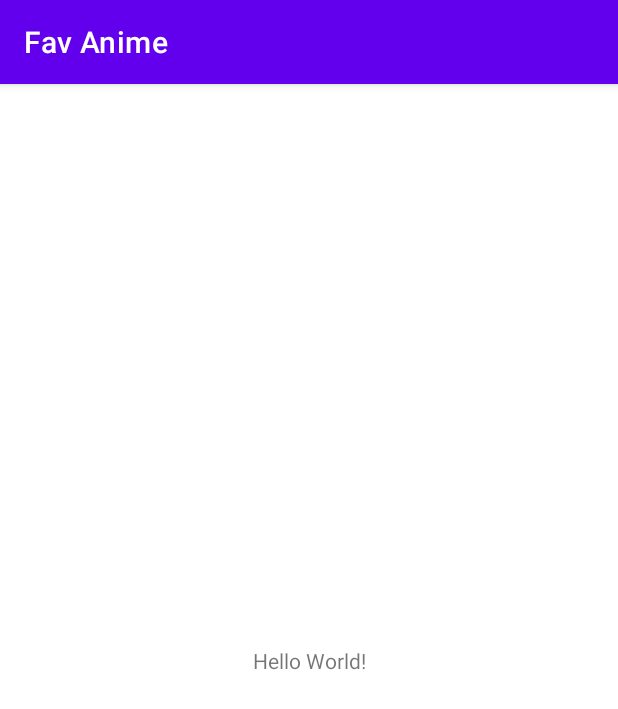
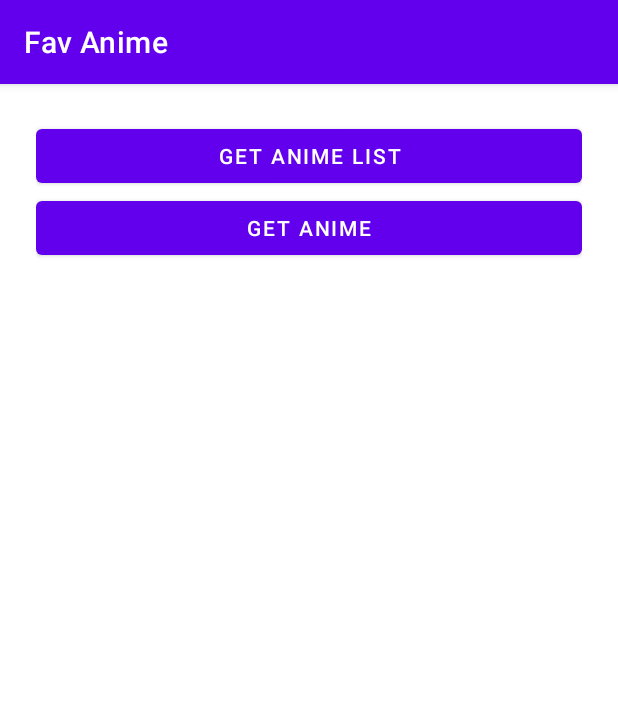
Before and after one commit to Singularity-Coder/Instaflix, an Android app: the screen it shows after launch (MainActivity), on a phone screen of 412 x 824 dp. Shown: the top 709 px of the screen. Run offline under Robolectric (Android 15) with nearby library versions, the phone set to English and light mode, and no system bars; our stand-ins replace Dagger/Hilt's generated code, Room's generated code, RxJava, Timber; libraries missing offline, so code that uses them is left out: com.facebook.stetho; network calls fail; pictures from the network do not load; 2 statements that could not run were skipped.

Commit message:
Error Handling, Room Db setup

```diff
--- a/Ideal API with Dagger Hilt/ViewModelStuff2/app/src/main/java/com/singularitycoder/viewmodelstuff2/MainActivity.kt
+++ b/Ideal API with Dagger Hilt/ViewModelStuff2/app/src/main/java/com/singularitycoder/viewmodelstuff2/MainActivity.kt
@@ -1,14 +1,17 @@
 package com.singularitycoder.viewmodelstuff2
 
+import android.os.Bundle
 import androidx.appcompat.app.AppCompatActivity
-import android.os.Bundle
 import androidx.lifecycle.ViewModelProvider
 import com.google.gson.Gson
+import com.singularitycoder.viewmodelstuff2.databinding.ActivityMainBinding
+import com.singularitycoder.viewmodelstuff2.model.Anime
 import com.singularitycoder.viewmodelstuff2.model.AnimeList
 import com.singularitycoder.viewmodelstuff2.viewmodel.FavAnimeViewModel
 import dagger.hilt.android.AndroidEntryPoint
 import javax.inject.Inject
 
+// TODO Add network listeners for API calls
 // TODO Integrate Ktlint
 // TODO Work manager
 // TODO Auth token in Cpp file
@@ -42,13 +45,27 @@ class MainActivity : AppCompatActivity() {
     // Its good to just create a single instance of Gson rather than creating multiple objects. Performance thing.
     @Inject lateinit var gson: Gson
     private lateinit var viewModel: FavAnimeViewModel
+    private lateinit var binding: ActivityMainBinding
 
     override fun onCreate(savedInstanceState: Bundle?) {
         super.onCreate(savedInstanceState)
-        setContentView(R.layout.activity_main)
+        binding = ActivityMainBinding.inflate(layoutInflater)
+        setContentView(binding.root)
 
         viewModel = ViewModelProvider(this).get(FavAnimeViewModel::class.java)
-        viewModel.loadAnimeList()
+
+        // Protection from config change
+        if (null == viewModel.getAnimeList().value) viewModel.loadAnimeList()
+        if (null == viewModel.getAnime().value) viewModel.loadAnime("true")
+
+        binding.btnAnimeList.setOnClickListener {
+            viewModel.loadAnimeList()
+        }
+
+        binding.btnAnime.setOnClickListener {
+            viewModel.loadAnime("true")
+        }
+
         setUpObservers()
     }
 
@@ -56,5 +73,9 @@ class MainActivity : AppCompatActivity() {
         viewModel.getAnimeList().observe(this) { it: AnimeList? ->
             println("AnimeList chan: ${gson.toJson(it)}")
         }
+
+        viewModel.getAnime().observe(this) { it: Anime? ->
+            println("Anime chan: ${gson.toJson(it)}")
+        }
     }
 }
--- /dev/null
+++ b/Ideal API with Dagger Hilt/ViewModelStuff2/app/src/main/java/com/singularitycoder/viewmodelstuff2/db/FavAnimeDao.kt
@@ -0,0 +1,26 @@
+package com.singularitycoder.viewmodelstuff2.db
+
+import androidx.lifecycle.LiveData
+import androidx.room.*
+import com.singularitycoder.viewmodelstuff2.model.AnimeData
+import com.singularitycoder.viewmodelstuff2.utils.TABLE_ANIME_DATA
+
+@Dao
+interface FavAnimeDao {
+
+    @Insert(onConflict = OnConflictStrategy.REPLACE)
+    suspend fun insert(anime: AnimeData)
+
+    @Insert(onConflict = OnConflictStrategy.REPLACE)
+    suspend fun insertAll(animeList: List<AnimeData>)
+
+    @Query("SELECT * FROM $TABLE_ANIME_DATA")
+    fun getAll(): LiveData<List<AnimeData>>
+
+    @Transaction
+    @Query("SELECT * FROM $TABLE_ANIME_DATA  WHERE seasonYear LIKE :year LIMIT 1")
+    suspend fun getAnimeByYear(year: String): AnimeData
+
+    @Query("DELETE FROM $TABLE_ANIME_DATA")
+    suspend fun deleteAll()
+}
--- /dev/null
+++ b/Ideal API with Dagger Hilt/ViewModelStuff2/app/src/main/java/com/singularitycoder/viewmodelstuff2/db/FavAnimeDatabase.kt
@@ -0,0 +1,23 @@
+package com.singularitycoder.viewmodelstuff2.db
+
+import androidx.room.Database
+import androidx.room.RoomDatabase
+import androidx.room.TypeConverters
+import com.singularitycoder.viewmodelstuff2.model.AnimeData
+import com.singularitycoder.viewmodelstuff2.model.Descriptions
+
+@Database(
+    entities = [
+        AnimeData::class,
+        Descriptions::class,
+    ],
+    version = 3,
+    exportSchema = false
+)
+@TypeConverters(
+    AnimeTitleConverter::class,
+    AnimeGeneresListConverter::class
+)
+abstract class FavAnimeDatabase : RoomDatabase() {
+    abstract fun favAnimeDao(): FavAnimeDao
+}
--- /dev/null
+++ b/Ideal API with Dagger Hilt/ViewModelStuff2/app/src/main/java/com/singularitycoder/viewmodelstuff2/db/Migrations.kt
@@ -0,0 +1,11 @@
+package com.singularitycoder.viewmodelstuff2.db
+
+import androidx.room.migration.Migration
+import androidx.sqlite.db.SupportSQLiteDatabase
+
+val MIGRATION_1_TO_2 = object : Migration(1, 2) {
+    override fun migrate(database: SupportSQLiteDatabase) {
+        database.execSQL("ALTER TABLE table_anime_data ADD COLUMN myFavReason TEXT")
+        database.execSQL("ALTER TABLE table_anime_data ADD COLUMN myFavReasonDate TEXT")
+    }
+}
--- a/Ideal API with Dagger Hilt/ViewModelStuff2/app/src/main/java/com/singularitycoder/viewmodelstuff2/di/AppModule.kt
+++ b/Ideal API with Dagger Hilt/ViewModelStuff2/app/src/main/java/com/singularitycoder/viewmodelstuff2/di/AppModule.kt
@@ -12,11 +12,15 @@ import com.google.gson.Gson
 import com.google.gson.GsonBuilder
 import com.singularitycoder.viewmodelstuff2.BuildConfig
 import com.singularitycoder.viewmodelstuff2.R
+import com.singularitycoder.viewmodelstuff2.db.FavAnimeDao
+import com.singularitycoder.viewmodelstuff2.db.FavAnimeDatabase
+import com.singularitycoder.viewmodelstuff2.db.MIGRATION_1_TO_2
 import com.singularitycoder.viewmodelstuff2.repository.FavAnimeRepository
 import com.singularitycoder.viewmodelstuff2.utils.*
 import dagger.Module
 import dagger.Provides
 import dagger.hilt.InstallIn
+import dagger.hilt.android.qualifiers.ActivityContext
 import dagger.hilt.android.qualifiers.ApplicationContext
 import dagger.hilt.components.SingletonComponent
 import okhttp3.Interceptor
@@ -65,7 +69,7 @@ object AppModule {
                 }
 
             // Enable stetho if enabled in settings
-            okHttpClientBuilder.addInterceptor(StethoInterceptor())
+            okHttpClientBuilder.addNetworkInterceptor(StethoInterceptor())
 
             return okHttpClientBuilder.build()
         }
@@ -81,15 +85,19 @@ object AppModule {
 
     @Singleton
     @Provides
+    fun injectRetrofit(): Retrofit = Retrofit.Builder().build()
+
+    @Singleton
+    @Provides
     fun injectRoomDatabase(@ApplicationContext context: Context): FavAnimeDatabase {
-        return Room.databaseBuilder(context, FavAnimeDatabase::class.java, DB_FAV_ANIME).build()
+        return Room.databaseBuilder(context, FavAnimeDatabase::class.java, DB_FAV_ANIME)
+            .addMigrations(MIGRATION_1_TO_2)
+            .build()
     }
 
     @Singleton
     @Provides
-    fun injectRoomDao(db: FavAnimeDatabase): FavAnimeDao {
-        return db.favAnimeDao()
-    }
+    fun injectRoomDao(db: FavAnimeDatabase): FavAnimeDao = db.favAnimeDao()
 
     @Singleton
     @Provides
@@ -107,5 +115,9 @@ object AppModule {
 
     @Singleton
     @Provides
-    fun injectGson(): Gson = Gson()
+    fun injectGson(): Gson = GsonBuilder().setPrettyPrinting().create()
+
+    @Singleton
+    @Provides
+    fun injectUtils(@ActivityContext context: Context): Utils = Utils(context)
 }
--- a/Ideal API with Dagger Hilt/ViewModelStuff2/app/src/main/java/com/singularitycoder/viewmodelstuff2/utils/FavAnimeDatabase.kt
+++ /dev/null
@@ -1,17 +0,0 @@
-package com.singularitycoder.viewmodelstuff2.utils
-
-import androidx.room.Database
-import androidx.room.RoomDatabase
-import com.singularitycoder.viewmodelstuff2.model.AnimeData
-
-@Database(
-    entities = [
-        AnimeData::class,
-//        Descriptions::class,
-//        Titles::class
-    ],
-    version = 1
-)
-abstract class FavAnimeDatabase : RoomDatabase() {
-    abstract fun favAnimeDao(): FavAnimeDao
-}
--- a/Ideal API with Dagger Hilt/ViewModelStuff2/app/src/main/java/com/singularitycoder/viewmodelstuff2/utils/GsonExclusionStrategy.kt
+++ b/Ideal API with Dagger Hilt/ViewModelStuff2/app/src/main/java/com/singularitycoder/viewmodelstuff2/utils/GsonExclusionStrategy.kt
@@ -7,7 +7,7 @@ import com.google.gson.annotations.Expose
 // https://stackoverflow.com/questions/4802887/gson-how-to-exclude-specific-fields-from-serialization-without-annotations
 // https://kotlinlang.org/docs/annotations.html#java-annotations
 
-// Custom Exclude annotation
+// Custom Exclude annotation to avoid serialization and deserialization
 @Retention(AnnotationRetention.RUNTIME)
 @Target(AnnotationTarget.FIELD)
 annotation class Avoid(val serialize: Boolean = true, val deserialize: Boolean = true)
--- a/Ideal API with Dagger Hilt/ViewModelStuff2/app/src/main/java/com/singularitycoder/viewmodelstuff2/utils/RetrofitService.kt
+++ b/Ideal API with Dagger Hilt/ViewModelStuff2/app/src/main/java/com/singularitycoder/viewmodelstuff2/utils/RetrofitService.kt
@@ -20,7 +20,7 @@ interface RetrofitService {
         @Path("version") version: String = "v1" // Just for show
     ): Response<AnimeList>
 
-    @HTTP(method = "GET", path = "/v1/anime/", hasBody = true)
+    @HTTP(method = "GET", path = "/v1/anime/", hasBody = false)
     fun getAnime(
         /*@Header("Authorization") authToken: String = BuildConfig.ANI_API_AUTH_TOKEN*/   // Another way of adding headers
         @Query("id") id: String
@@ -40,7 +40,7 @@ interface RetrofitService {
     ): Call<AnimeList>
 
     @GET("/v1/anime/")
-    suspend fun getRandomAnimeList(
+    fun getRandomAnimeList(
         @Query(":count") count: Int,
         @Query("nsfw") nsfw: Boolean
     ): Call<AnimeList>
--- a/Ideal API with Dagger Hilt/ViewModelStuff2/app/src/main/java/com/singularitycoder/viewmodelstuff2/viewmodel/FavAnimeViewModel.kt
+++ b/Ideal API with Dagger Hilt/ViewModelStuff2/app/src/main/java/com/singularitycoder/viewmodelstuff2/viewmodel/FavAnimeViewModel.kt
@@ -7,29 +7,29 @@ import androidx.lifecycle.viewModelScope
 import com.singularitycoder.viewmodelstuff2.model.Anime
 import com.singularitycoder.viewmodelstuff2.model.AnimeList
 import com.singularitycoder.viewmodelstuff2.repository.FavAnimeRepository
-import com.singularitycoder.viewmodelstuff2.utils.RetrofitService
 import dagger.hilt.android.lifecycle.HiltViewModel
-import io.reactivex.SingleObserver
 import io.reactivex.android.schedulers.AndroidSchedulers
 import io.reactivex.disposables.CompositeDisposable
-import io.reactivex.observers.DisposableObserver
 import io.reactivex.observers.DisposableSingleObserver
 import io.reactivex.schedulers.Schedulers
+import kotlinx.coroutines.ExperimentalCoroutinesApi
 import kotlinx.coroutines.launch
 import retrofit2.Response
 import timber.log.Timber
 import javax.inject.Inject
 
+// Make sure you dont have any activity context passed into ViewModels.
+
 @HiltViewModel
 class FavAnimeViewModel @Inject constructor(
-    private val repository: FavAnimeRepository,
-    private val retrofit: RetrofitService
+    private val repository: FavAnimeRepository
 ) : ViewModel() {
 
     private val compositeDisposable = CompositeDisposable()
 
     private val animeList = MutableLiveData<AnimeList>()
     private val anime = MutableLiveData<Anime>()
+    private val randomAnimeList = MutableLiveData<AnimeList>()
 
     // onCleared is called by the Android Activity when the activity is destroyed
     override fun onCleared() {
@@ -38,14 +38,22 @@ class FavAnimeViewModel @Inject constructor(
         super.onCleared()
     }
 
+    // Provide access to immutable value only to views. Functions are good as they are temporary in call stack than permanently storing in another variable
+
     internal fun getAnimeList(): LiveData<AnimeList> = animeList
 
+    internal fun getAnime(): LiveData<Anime> = anime
+
+    internal fun getRandomAnimeList(): LiveData<AnimeList> = randomAnimeList
+
+    // -------------------------------------------------------------------------------------------------------------------------------------------
+
     internal fun loadAnimeList() = viewModelScope.launch {
-        animeList.postValue(repository.getAnimeListFromRetrofit())
+        animeList.postValue(repository.getAnimeList())
     }
 
     internal fun loadAnime(id: String) {
-        val disposable = retrofit.getAnime(id)
+        val disposable = repository.getAnime(id)
             .subscribeOn(Schedulers.io())
             .observeOn(AndroidSchedulers.mainThread())
             .subscribeWith(object : DisposableSingleObserver<Response<Anime>>() {
@@ -59,4 +67,9 @@ class FavAnimeViewModel @Inject constructor(
             })
         compositeDisposable.add(disposable)
     }
+
+     @ExperimentalCoroutinesApi
+     internal fun loadRandomAnimeList() = viewModelScope.launch {
+         randomAnimeList.postValue(repository.getRandomAnimeList())
+     }
 }
--- a/Ideal API with Dagger Hilt/ViewModelStuff2/app/src/main/res/layout/activity_main.xml
+++ b/Ideal API with Dagger Hilt/ViewModelStuff2/app/src/main/res/layout/activity_main.xml
@@ -1,18 +1,22 @@
 <?xml version="1.0" encoding="utf-8"?>
-<androidx.constraintlayout.widget.ConstraintLayout xmlns:android="http://schemas.android.com/apk/res/android"
-    xmlns:app="http://schemas.android.com/apk/res-auto"
+<LinearLayout xmlns:android="http://schemas.android.com/apk/res/android"
     xmlns:tools="http://schemas.android.com/tools"
     android:layout_width="match_parent"
     android:layout_height="match_parent"
+    android:orientation="vertical"
+    android:padding="24dp"
     tools:context=".MainActivity">
 
-    <TextView
-        android:layout_width="wrap_content"
+    <Button
+        android:id="@+id/btn_anime_list"
+        android:layout_width="match_parent"
         android:layout_height="wrap_content"
-        android:text="Hello World!"
-        app:layout_constraintBottom_toBottomOf="parent"
-        app:layout_constraintLeft_toLeftOf="parent"
-        app:layout_constraintRight_toRightOf="parent"
-        app:layout_constraintTop_toTopOf="parent" />
+        android:text="Get anime list" />
 
-</androidx.constraintlayout.widget.ConstraintLayout>
+    <Button
+        android:id="@+id/btn_anime"
+        android:layout_width="match_parent"
+        android:layout_height="wrap_content"
+        android:text="Get anime" />
+
+</LinearLayout>
--- a/Ideal API with Dagger Hilt/ViewModelStuff2/app/src/main/res/values/strings.xml
+++ b/Ideal API with Dagger Hilt/ViewModelStuff2/app/src/main/res/values/strings.xml
@@ -1,3 +1,4 @@
 <resources>
     <string name="app_name">Fav Anime</string>
+    <string name="something_is_wrong">Something is wrong! Please try again.</string>
 </resources>
```
Also changed, not shown: Ideal API with Dagger Hilt/ViewModelStuff2/app/src/main/java/com/singularitycoder/viewmodelstuff2/db/TypeConverters.kt (added, +58 -0 lines), Ideal API with Dagger Hilt/ViewModelStuff2/app/src/main/java/com/singularitycoder/viewmodelstuff2/model/Anime.kt (+49 -35 lines), Ideal API with Dagger Hilt/ViewModelStuff2/app/src/main/java/com/singularitycoder/viewmodelstuff2/model/ErrorResponse.kt (added, +12 -0 lines), Ideal API with Dagger Hilt/ViewModelStuff2/app/src/main/java/com/singularitycoder/viewmodelstuff2/repository/FavAnimeRepository.kt (+36 -3 lines), Ideal API with Dagger Hilt/ViewModelStuff2/app/src/main/java/com/singularitycoder/viewmodelstuff2/utils/FavAnimeDao.kt (deleted, +0 -8 lines), Ideal API with Dagger Hilt/ViewModelStuff2/app/src/main/java/com/singularitycoder/viewmodelstuff2/utils/Utils.kt (added, +68 -0 lines).
